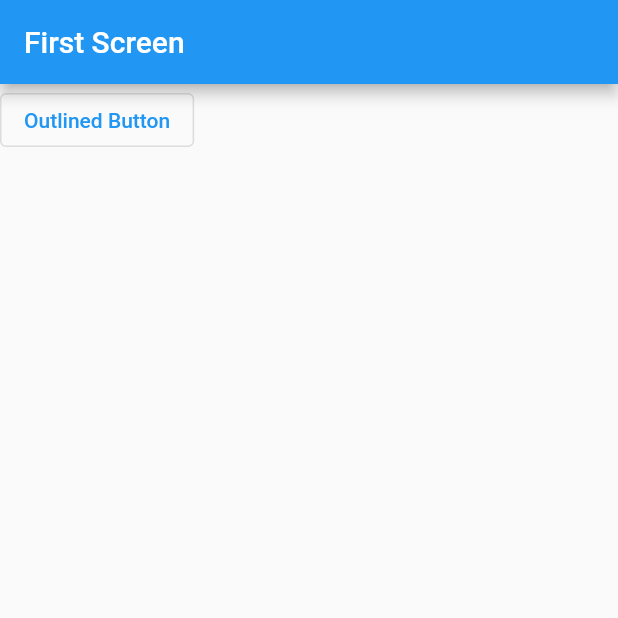
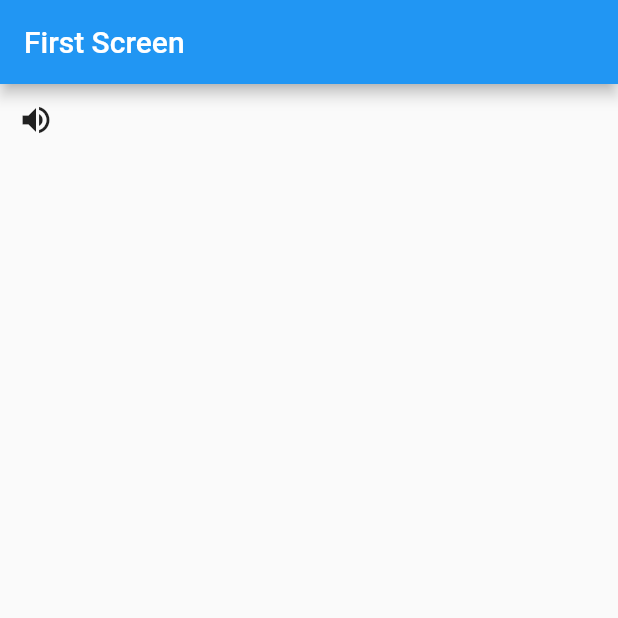
Before and after one commit to samani21/komponen-dasar-flutter, a Flutter app: the screen it shows after launch, on a phone screen of 412 x 824 dp, the top half of it. Run offline on Flutter 3.47's test engine with Material 2 defaults, Android fonts, the light colour scheme and no system bars.

Commit message:
membuat IconButton

```diff
--- a/lib/main.dart
+++ b/lib/main.dart
@@ -26,11 +26,12 @@ class FirstScreen extends StatelessWidget {
             appBar: AppBar(
               title: Text('First Screen'),
             ),
-            body: OutlinedButton(
+            body: IconButton(
+              icon: Icon(Icons.volume_up),
+              tooltip: 'Increase volume by 10',
               onPressed: () {
                 // Aksi ketika button diklik
               },
-              child: Text('Outlined Button'),
             )
           )
         );
```
